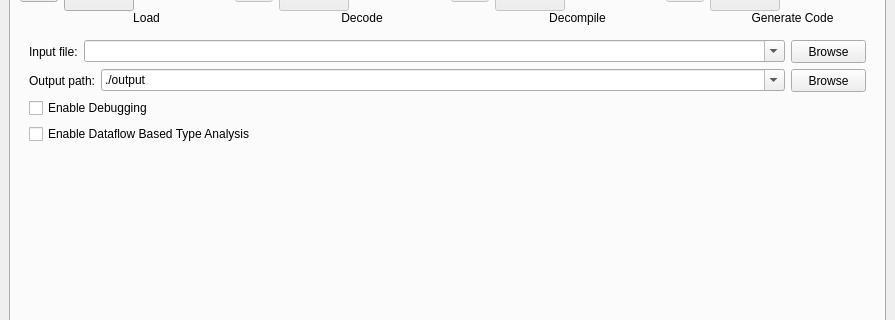
mewbak/boomerang, file boomerang/qtgui2/boomerang.ui: the form before one commit; both pictures show x 0 to 895 and y 122 to 442 of the 895 by 638 pixel window.
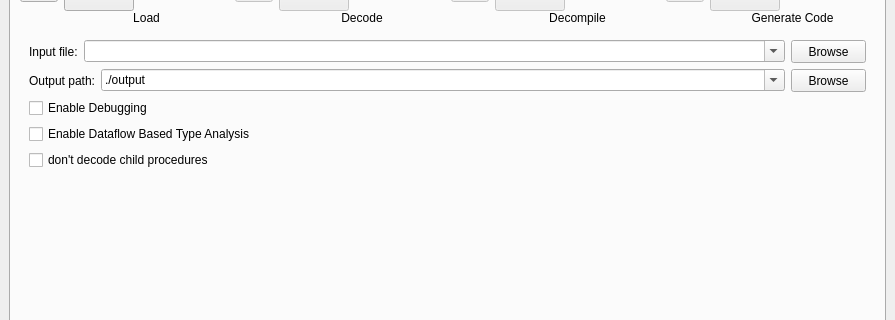
The form after the commit. The open tabs and pages were chosen to show the change. Icons and pictures are not drawn.

Commit message: Added nodecodechildren checkbox on gui. Fixed silly bug in noreturn proc processing.

The edit to the form file:
```diff
--- a/boomerang/qtgui2/boomerang.ui
+++ b/boomerang/qtgui2/boomerang.ui
@@ -596,6 +596,13 @@
               </property>
              </widget>
             </item>
+            <item>
+             <widget class="QCheckBox" name="enableNoDecodeChildren" >
+              <property name="text" >
+               <string>don't decode child procedures</string>
+              </property>
+             </widget>
+            </item>
             <item>
              <spacer>
               <property name="orientation" >
```
Left out of the diff: 2 changed lines with no effect on the pictures. The commit also changes 5 other files.
